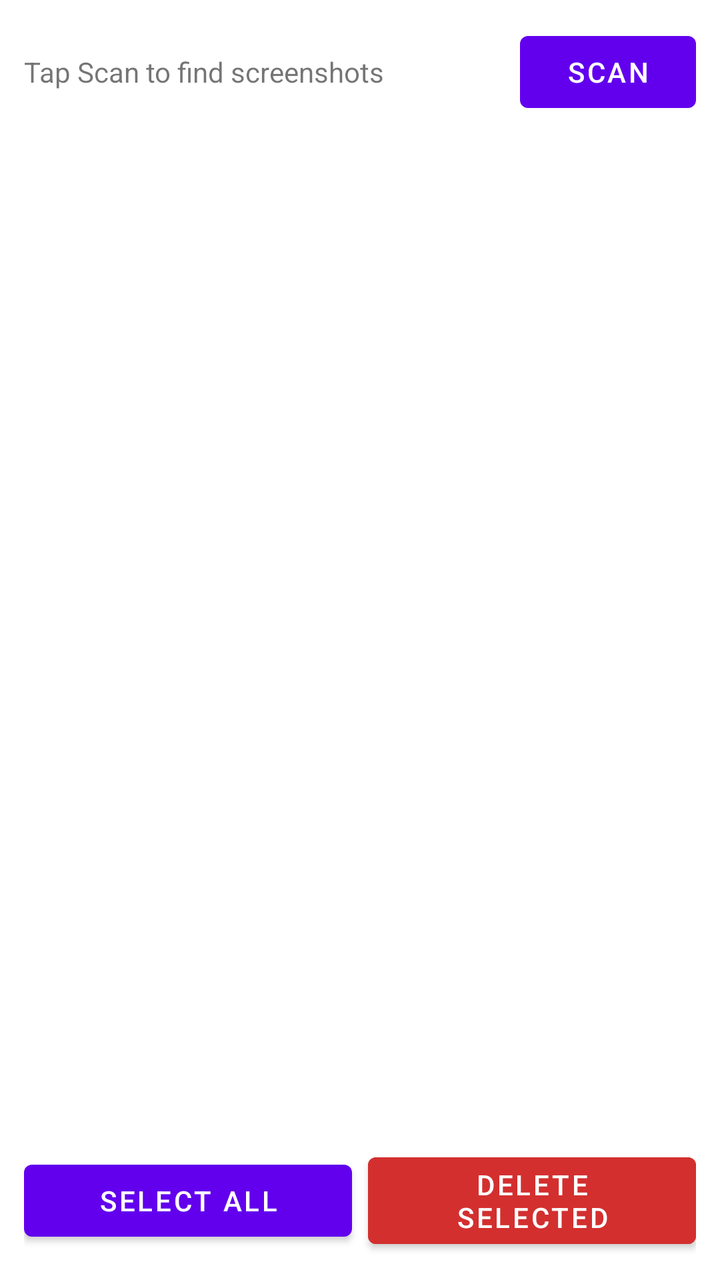
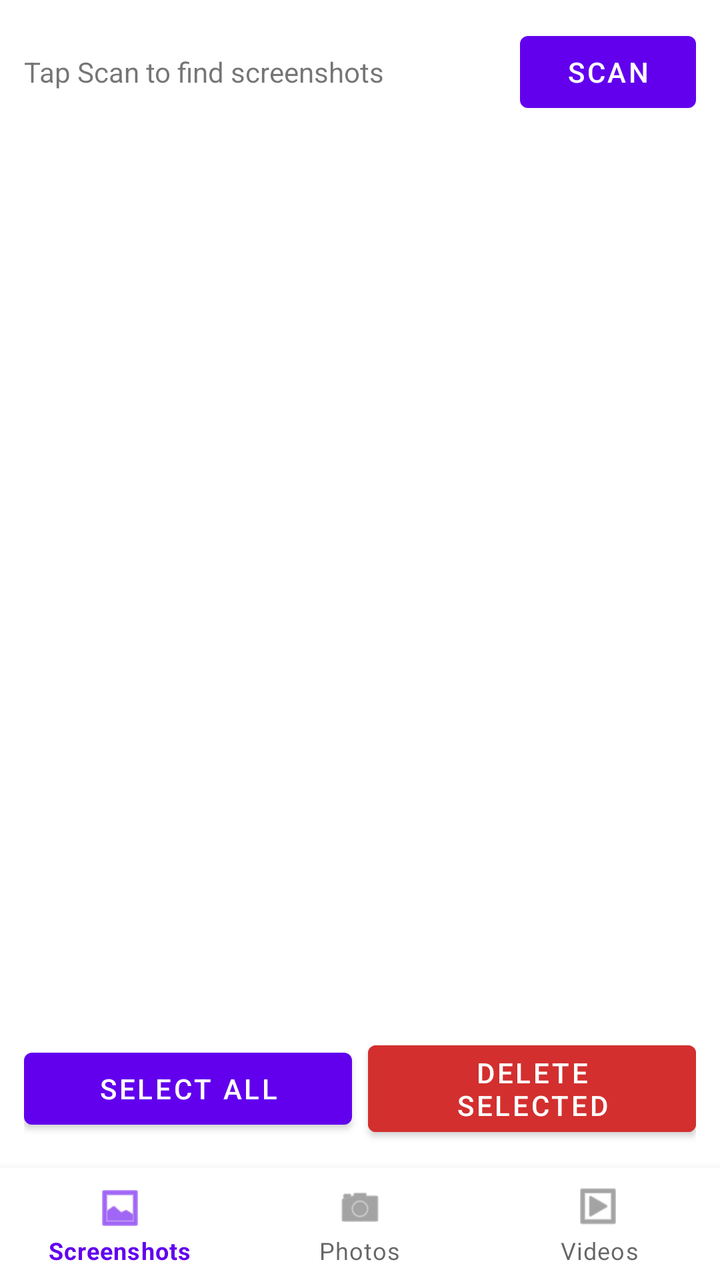

Compare the two renders of this Android layout. The source of the first and the diff that turns it into the second are given below.
<!-- AndroidManifest.xml: application theme Theme.ScreenshotCleaner -->
<!-- res/layout/activity_main.xml -->
<?xml version="1.0" encoding="utf-8"?>
<LinearLayout xmlns:android="http://schemas.android.com/apk/res/android"
    android:orientation="vertical"
    android:layout_width="match_parent"
    android:layout_height="match_parent">

    <LinearLayout
        android:orientation="horizontal"
        android:layout_width="match_parent"
        android:layout_height="wrap_content"
        android:padding="12dp"
        android:gravity="center_vertical">

        <TextView
            android:id="@+id/statusText"
            android:layout_width="0dp"
            android:layout_height="wrap_content"
            android:layout_weight="1"
            android:text="Tap Scan to find screenshots"
            android:textSize="14sp" />

        <Button
            android:id="@+id/scanButton"
            android:layout_width="wrap_content"
            android:layout_height="wrap_content"
            android:text="Scan" />
    </LinearLayout>

    <androidx.recyclerview.widget.RecyclerView
        android:id="@+id/recyclerView"
        android:layout_width="match_parent"
        android:layout_height="0dp"
        android:layout_weight="1"
        android:padding="4dp" />

    <LinearLayout
        android:orientation="horizontal"
        android:layout_width="match_parent"
        android:layout_height="wrap_content"
        android:padding="12dp"
        android:gravity="center_vertical">

        <Button
            android:id="@+id/selectAllButton"
            android:layout_width="0dp"
            android:layout_height="wrap_content"
            android:layout_weight="1"
            android:text="Select All" />

        <Space android:layout_width="8dp" android:layout_height="1dp" />

        <Button
            android:id="@+id/deleteButton"
            android:layout_width="0dp"
            android:layout_height="wrap_content"
            android:layout_weight="1"
            android:backgroundTint="#D32F2F"
            android:text="Delete Selected" />
    </LinearLayout>
</LinearLayout>
<!-- resources referenced by this layout -->
<resources>
  <style name="Theme.ScreenshotCleaner" parent="Theme.MaterialComponents.DayNight.NoActionBar" />
</resources>

<!-- the commit's change to res/layout/activity_main.xml (unified diff, before → after) -->
@@ -1,5 +1,6 @@
 <?xml version="1.0" encoding="utf-8"?>
 <LinearLayout xmlns:android="http://schemas.android.com/apk/res/android"
+    xmlns:app="http://schemas.android.com/apk/res-auto"
     android:orientation="vertical"
     android:layout_width="match_parent"
     android:layout_height="match_parent">
@@ -57,4 +58,11 @@
             android:backgroundTint="#D32F2F"
             android:text="Delete Selected" />
     </LinearLayout>
+
+    <com.google.android.material.bottomnavigation.BottomNavigationView
+        android:id="@+id/bottomNav"
+        android:layout_width="match_parent"
+        android:layout_height="wrap_content"
+        app:menu="@menu/bottom_nav" />
+
 </LinearLayout>
